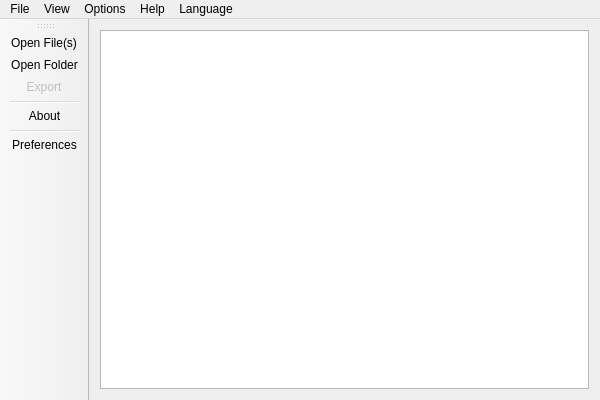
beppec56/MediaInfo-git_svn, file Source/GUI/Qt/mainwindow.ui: the form before one commit.
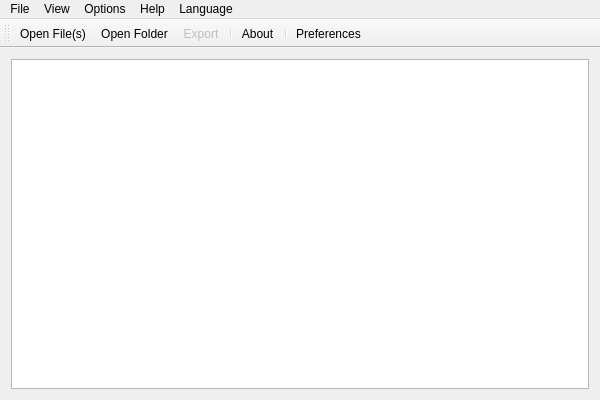
The form after the commit. Icons and pictures are not drawn.

The edit to the form file:
```diff
--- a/Source/GUI/Qt/mainwindow.ui
+++ b/Source/GUI/Qt/mainwindow.ui
@@ -21,7 +21,13 @@
     <normaloff>:/icon/icon.png</normaloff>:/icon/icon.png</iconset>
   </property>
   <widget class="QWidget" name="centralWidget">
-   <layout class="QHBoxLayout" name="horizontalLayout">
+   <layout class="QHBoxLayout">
+    <property name="spacing">
+     <number>6</number>
+    </property>
+    <property name="margin">
+     <number>11</number>
+    </property>
     <item>
      <widget class="QTextBrowser" name="textBrowser"/>
     </item>
@@ -92,6 +98,9 @@
    <property name="windowTitle">
     <string>toolBar</string>
    </property>
+   <property name="orientation">
+    <enum>Qt::Horizontal</enum>
+   </property>
    <property name="iconSize">
     <size>
      <width>36</width>
@@ -102,7 +111,7 @@
     <bool>true</bool>
    </property>
    <attribute name="toolBarArea">
-    <enum>LeftToolBarArea</enum>
+    <enum>TopToolBarArea</enum>
    </attribute>
    <attribute name="toolBarBreak">
     <bool>false</bool>
```
Left out of the diff: 24 changed lines with no effect on the pictures.
